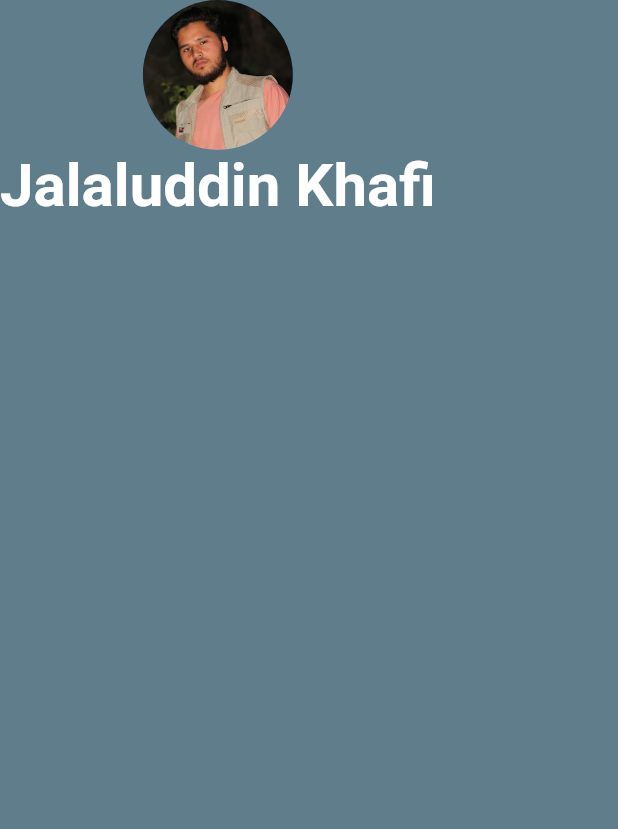
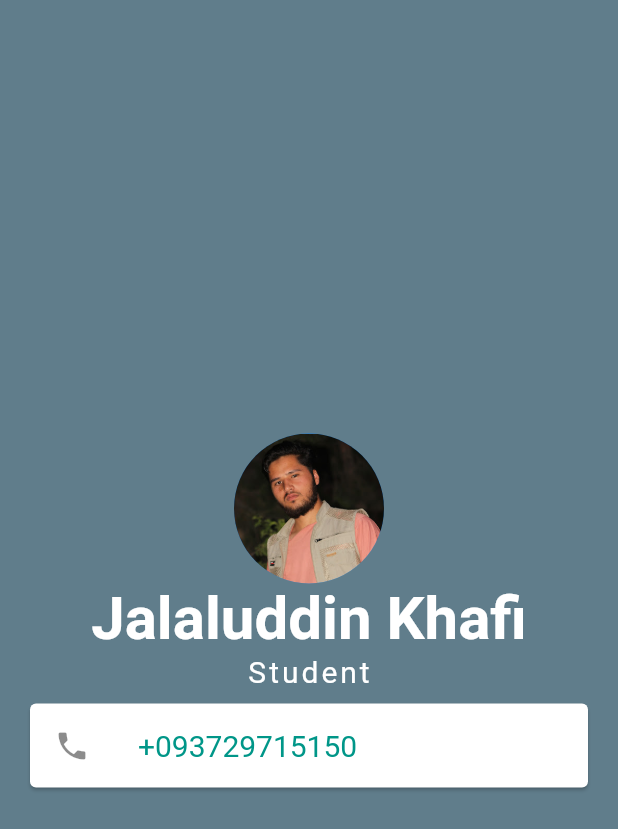
Before and after one commit to HeratUni-CS/my-portfolio-JalaluddinKhafi, a Flutter app: the screen it shows after launch, on a phone screen of 412 x 824 dp. Shown: the top 829 px of the screen. Run offline on Flutter 3.47's test engine with Material 2 defaults, Android fonts, the phone set to English and light mode, and no system bars.

Commit message:
First card added to project

```diff
--- a/lib/main.dart
+++ b/lib/main.dart
@@ -11,8 +11,10 @@ class MyApp extends StatelessWidget {
       home: Scaffold(
         backgroundColor: Colors.blueGrey,
         body: SafeArea(
-          child:Column(
-            children: const [
+          child: Center(
+            child: Column(
+              mainAxisAlignment: MainAxisAlignment.center,
+              children: [
                 CircleAvatar(
                   radius: 50,
                   backgroundImage: AssetImage('images/Khafi.jpg'),
@@ -20,14 +22,37 @@ class MyApp extends StatelessWidget {
                 Text(
                   'Jalaluddin Khafi',
                   style: TextStyle(
-                  color:Colors.white,
+                    color: Colors.white,
                     fontSize: 40,
                     fontWeight: FontWeight.bold,
+                  ),
+                ),
+                Text(
+                  'Student',
+                  style: TextStyle(
+                    color: Colors.white,
+                    fontSize: 20,
+                    letterSpacing: 2,
+                  ),
+                ),
+                Card(
+                  margin:EdgeInsets.symmetric(horizontal: 20,vertical: 10),
+                  child: ListTile(
+                    leading: Icon(Icons.phone),
+                    title: Text(
+                        '+093729715150',
+                      style: TextStyle(
+                        color: Colors.teal,
+                        fontSize: 20,
+                      ),
+                    ),
 
                   ),
-              )
+                ),
               ],
-          )   )
+            ),
+          ),
+        ),
       ),
     );
   }
```
Lines whose indentation alone changed are shown as unchanged.
